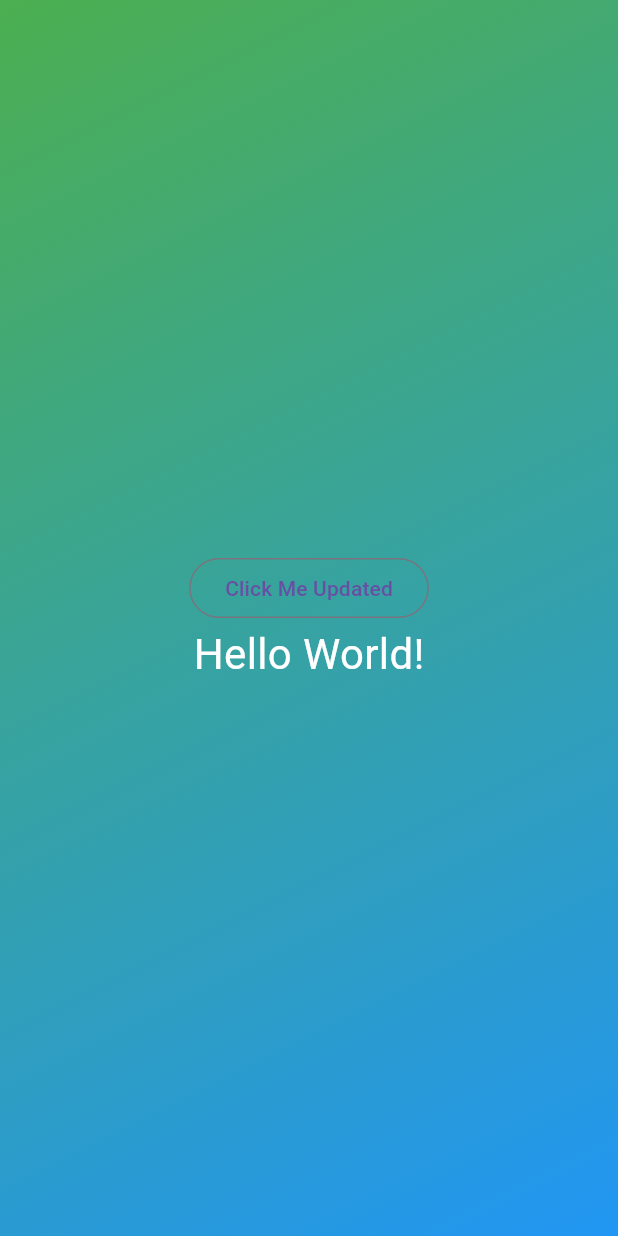
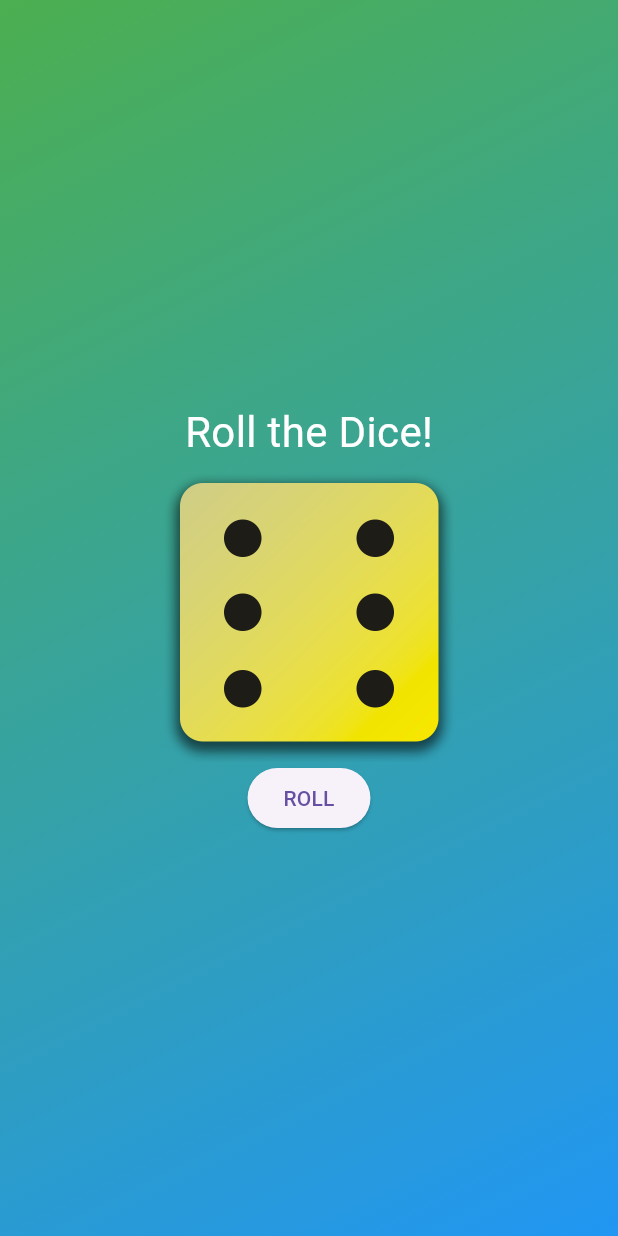
Before and after one commit to rjvillanueva89/flutter-app, a Flutter app: the screen it shows after launch, on a phone screen of 412 x 824 dp. Run offline on Flutter 3.47's test engine with Material 3 defaults, Android fonts, the phone set to English and light mode, and no system bars.

Commit message:
added images

```diff
--- a/lib/main.dart
+++ b/lib/main.dart
@@ -24,13 +24,17 @@ class App extends StatelessWidget {
             child: Column(
               mainAxisAlignment: MainAxisAlignment.center,
               children: [
+                const StyledText("Roll the Dice!"),
+                Image.asset(
+                  "assets/images/dice-6.png",
+                  width: 200,
+                ),
                 Button(
-                  label: "Click Me Updated",
-                  onPress: () {
+                  label: "ROLL",
+                  onPressed: () {
                     print('Button pressed from App!');
                   },
                 ),
-                const StyledText("Hello World!")
               ],
             ),
           ),
--- a/lib/src/widgets/_button.dart
+++ b/lib/src/widgets/_button.dart
@@ -1,15 +1,15 @@
 import 'package:flutter/material.dart';
 
 class Button extends StatelessWidget {
-  const Button({super.key, this.onPress, this.label = "Click"});
+  const Button({super.key, this.onPressed, this.label = "Click"});
 
-  final VoidCallback? onPress;
+  final VoidCallback? onPressed;
   final String label;
 
   @override
   Widget build(BuildContext context) {
-    return OutlinedButton(
-      onPressed: onPress,
+    return ElevatedButton(
+      onPressed: onPressed,
       child: Text(label),
     );
   }
--- a/pubspec.yaml
+++ b/pubspec.yaml
@@ -2,7 +2,7 @@ name: first_app
 description: "A new Flutter project."
 # The following line prevents the package from being accidentally published to
 # pub.dev using `flutter pub publish`. This is preferred for private packages.
-publish_to: 'none' # Remove this line if you wish to publish to pub.dev
+publish_to: "none" # Remove this line if you wish to publish to pub.dev
 
 # The following defines the version and build number for your application.
 # A version number is three numbers separated by dots, like 1.2.43
@@ -31,7 +31,6 @@ dependencies:
   flutter:
     sdk: flutter
 
-
   # The following adds the Cupertino Icons font to your application.
   # Use with the CupertinoIcons class for iOS style icons.
   cupertino_icons: ^1.0.8
@@ -52,7 +51,6 @@ dev_dependencies:
 
 # The following section is specific to Flutter packages.
 flutter:
-
   # The following line ensures that the Material Icons font is
   # included with your application, so that you can use the icons in
   # the material Icons class.
@@ -62,6 +60,8 @@ flutter:
   # assets:
   #   - images/a_dot_burr.jpeg
   #   - images/a_dot_ham.jpeg
+  assets:
+    - assets/images/
 
   # An image asset can refer to one or more resolution-specific "variants", see
   # https://flutter.dev/to/resolution-aware-images
```
Also changed, not shown: assets/images/dice-1.png (added), assets/images/dice-2.png (added), assets/images/dice-3.png (added), assets/images/dice-4.png (added), assets/images/dice-5.png (added), assets/images/dice-6.png (added).
